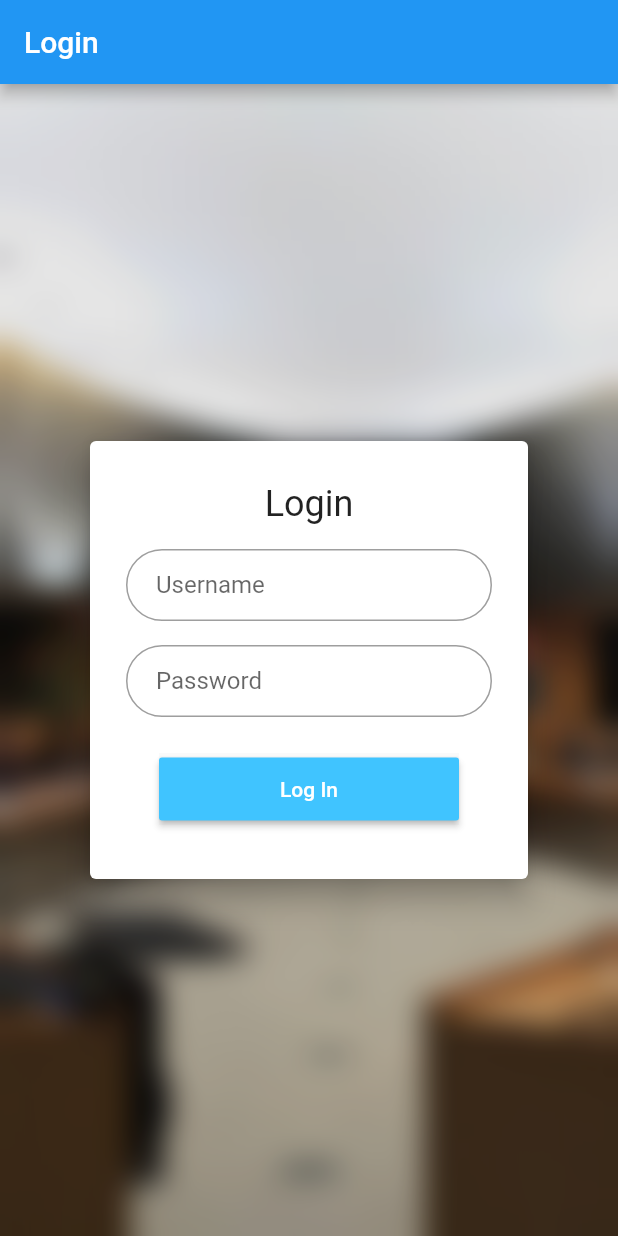
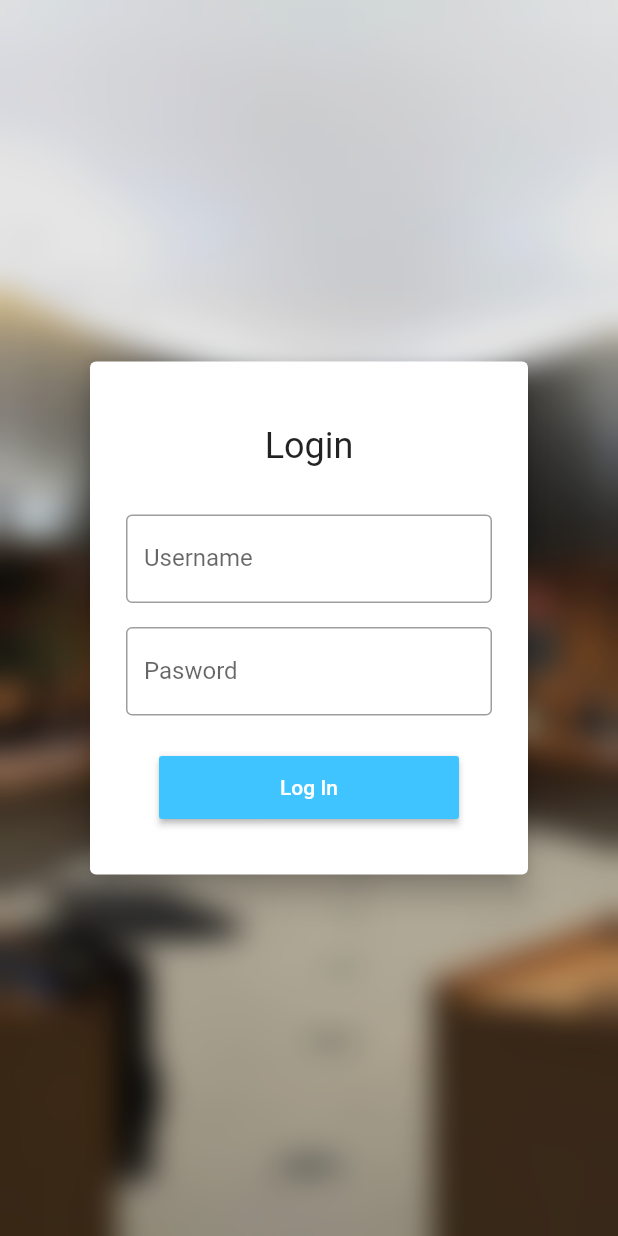
Before and after one commit to Petrol-/flutter-event, a Flutter app: the screen it shows after launch, on a phone screen of 412 x 824 dp. Run offline on Flutter 3.47's test engine with Material 2 defaults, Android fonts, the phone set to English and light mode, and no system bars; our stand-ins replace carousel_slider.

Commit message:
removed login app bar

```diff
--- a/lib/main.dart
+++ b/lib/main.dart
@@ -10,9 +10,9 @@ class MainPage extends StatelessWidget {
       debugShowCheckedModeBanner: false,
       theme: ThemeData(primarySwatch: Colors.blue),
       home: Scaffold(
-          appBar: AppBar(
-            title: Text('Login'),
-          ),
+          // appBar: AppBar(
+          //   title: Text('Login'),
+          // ),
           body: LoginPage()),
     );
   }
--- a/lib/pages/login.dart
+++ b/lib/pages/login.dart
@@ -45,9 +45,7 @@ class LoginForm extends State<LoginPage> {
             child: BackdropFilter(
               filter: ImageFilter.blur(sigmaX: 10, sigmaY: 10),
               child: Container(
-                decoration: BoxDecoration(
-                  color: Colors.black.withOpacity(0.1)
-                ),
+                decoration: BoxDecoration(color: Colors.black.withOpacity(0.1)),
               ),
             )),
         Center(
@@ -56,7 +54,7 @@ class LoginForm extends State<LoginPage> {
             child: Center(
               child: Container(
                 width: 300,
-                height: 300,
+                height: 350,
                 child: Card(
                   // color: Colors.blue,
                   elevation: 8.0,
@@ -66,7 +64,7 @@ class LoginForm extends State<LoginPage> {
                       mainAxisAlignment: MainAxisAlignment.center,
                       children: <Widget>[
                         Padding(
-                          padding: const EdgeInsets.all(8.0),
+                          padding: const EdgeInsets.fromLTRB(8, 8, 8, 24),
                           child: Text(
                             "Login",
                             style: Theme.of(context).textTheme.headline,
@@ -77,12 +75,14 @@ class LoginForm extends State<LoginPage> {
                           child: TextFormField(
                             autofocus: false,
                             decoration: InputDecoration(
-                              hintText: 'Username',
-                              contentPadding:
-                                  EdgeInsets.fromLTRB(20.0, 10.0, 20.0, 10.0),
-                              border: OutlineInputBorder(
-                                  borderRadius: BorderRadius.circular(32.0)),
-                            ),
+                                hintText: 'Enter username',
+                                labelText: "Username",
+                                border: OutlineInputBorder(),
+                                // contentPadding:
+                                //     EdgeInsets.fromLTRB(20.0, 10.0, 20.0, 10.0),
+                                // border: OutlineInputBorder(
+                                //     borderRadius: BorderRadius.circular(32.0)),
+                                ),
                             controller: usernameConttroler,
                             validator: LoginFormValidation.validateUsername,
                           ),
@@ -94,17 +94,19 @@ class LoginForm extends State<LoginPage> {
                             autofocus: false,
                             obscureText: true,
                             decoration: InputDecoration(
-                              hintText: 'Password',
-                              contentPadding:
-                                  EdgeInsets.fromLTRB(20.0, 10.0, 20.0, 10.0),
-                              border: OutlineInputBorder(
-                                  borderRadius: BorderRadius.circular(32.0)),
+                              hintText: 'Enter password',
+                              labelText: "Pasword",
+                              border: OutlineInputBorder()
+                              // contentPadding:
+                              //     EdgeInsets.fromLTRB(20.0, 10.0, 20.0, 10.0),
+                              // border: OutlineInputBorder(
+                              //     borderRadius: BorderRadius.circular(32.0)),
                             ),
                             validator: LoginFormValidation.validatePassword,
                           ),
                         ),
                         Padding(
-                          padding: EdgeInsets.symmetric(vertical: 16.0),
+                          padding: EdgeInsets.only(top: 16),
                           child: Material(
                             // borderRadius: BorderRadius.circular(30.0),
                             // shadowColor: Colors.lightGreen.shade400,
```
